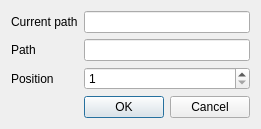
First picture: the form in src/views/ui_files/account_group_dialog.ui, repository JakubFranek/Kapytal, before the edit.
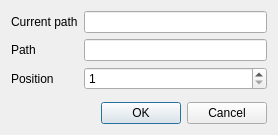
Second picture: the form after the edit.

Commit message:
Refactor many UI classes, add CurrencyForm classes
Add AccountTree class, which is a QTreeView child class containing
signals and actions related to the view.
Refactor AccountTreePresenter to now accept AccountTree as parameter
instead of MainView.
Simplify MainView class significantly.
Add CurrencyForm class and presenter.
Make AccountGroupDialog and SecurityAccountDialog resizeable.

```diff
--- a/src/views/ui_files/account_group_dialog.ui
+++ b/src/views/ui_files/account_group_dialog.ui
@@ -2,12 +2,15 @@
 <ui version="4.0">
  <class>AccountGroupDialog</class>
  <widget class="QDialog" name="AccountGroupDialog">
+  <property name="windowModality">
+   <enum>Qt::WindowModal</enum>
+  </property>
   <property name="geometry">
    <rect>
     <x>0</x>
     <y>0</y>
-    <width>272</width>
-    <height>151</height>
+    <width>278</width>
+    <height>135</height>
    </rect>
   </property>
   <property name="sizePolicy">
@@ -22,38 +25,40 @@
   <property name="locale">
    <locale language="English" country="UnitedKingdom"/>
   </property>
-  <layout class="QFormLayout" name="formLayout">
+  <layout class="QVBoxLayout" name="verticalLayout">
    <property name="sizeConstraint">
-    <enum>QLayout::SetFixedSize</enum>
+    <enum>QLayout::SetDefaultConstraint</enum>
    </property>
-   <item row="2" column="0">
+   <item>
+    <layout class="QFormLayout" name="formLayout">
+     <item row="0" column="0">
+      <widget class="QLabel" name="currentPathLabel">
+       <property name="text">
+        <string>Current path</string>
+       </property>
+      </widget>
+     </item>
+     <item row="0" column="1">
+      <widget class="QLineEdit" name="currentPathLineEdit"/>
+     </item>
+     <item row="1" column="0">
     <widget class="QLabel" name="pathLabel">
      <property name="text">
       <string>Path</string>
      </property>
     </widget>
    </item>
-   <item row="2" column="1">
+     <item row="1" column="1">
     <widget class="QLineEdit" name="pathLineEdit"/>
    </item>
-   <item row="3" column="0">
+     <item row="2" column="0">
     <widget class="QLabel" name="positionLabel">
      <property name="text">
       <string>Position</string>
      </property>
     </widget>
    </item>
-   <item row="4" column="1">
-    <widget class="QDialogButtonBox" name="buttonBox">
-     <property name="orientation">
-      <enum>Qt::Horizontal</enum>
-     </property>
-     <property name="standardButtons">
-      <set>QDialogButtonBox::Cancel|QDialogButtonBox::Ok</set>
-     </property>
-    </widget>
-   </item>
-   <item row="3" column="1">
+     <item row="2" column="1">
     <widget class="QSpinBox" name="positionSpinBox">
      <property name="alignment">
       <set>Qt::AlignLeading|Qt::AlignLeft|Qt::AlignVCenter</set>
@@ -63,16 +68,15 @@
      </property>
     </widget>
    </item>
-   <item row="1" column="0">
-    <widget class="QLabel" name="currentPathLabel">
-     <property name="text">
-      <string>Current path</string>
+    </layout>
+   </item>
+   <item>
+    <widget class="QDialogButtonBox" name="buttonBox">
+     <property name="standardButtons">
+      <set>QDialogButtonBox::Cancel|QDialogButtonBox::Ok</set>
      </property>
     </widget>
    </item>
-   <item row="1" column="1">
-    <widget class="QLineEdit" name="currentPathLineEdit"/>
-   </item>
   </layout>
  </widget>
  <resources/>
```
Left out of the diff: 35 changed lines with no effect on the pictures. Lines whose indentation alone changed are shown as unchanged. The commit also changes 19 other files.
